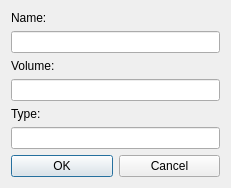
Above: DCGUI/Windows/StorageDialog.ui from DanielZorin/DataCenters before the change. Below: the same form after it.
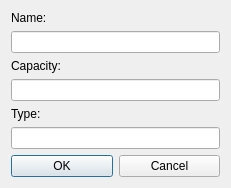
That is the form after the change.

```diff
--- a/DCGUI/Windows/StorageDialog.ui
+++ b/DCGUI/Windows/StorageDialog.ui
@@ -68,7 +68,7 @@
         </sizepolicy>
        </property>
        <property name="text">
-        <string>Volume:</string>
+        <string>Capacity:</string>
        </property>
       </widget>
      </item>
```
